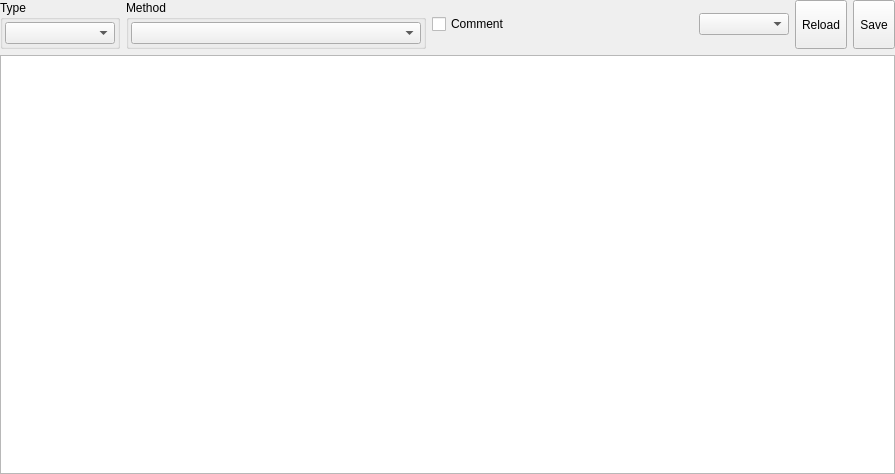
horsicq/XFileInfo, file xfileinfowidget.ui: the form before one commit.
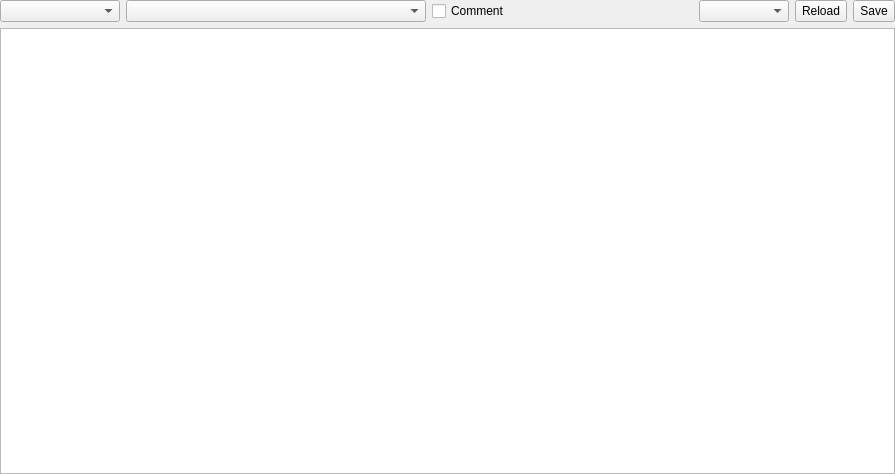
The form after the commit.

What changed in the file:
```diff
--- a/xfileinfowidget.ui
+++ b/xfileinfowidget.ui
@@ -29,63 +29,23 @@
    <item>
     <layout class="QHBoxLayout" name="horizontalLayout">
      <item>
-      <widget class="QGroupBox" name="groupBoxType">
+      <widget class="QComboBox" name="comboBoxType">
        <property name="minimumSize">
         <size>
          <width>120</width>
          <height>0</height>
         </size>
        </property>
-       <property name="title">
-        <string>Type</string>
-       </property>
-       <layout class="QHBoxLayout" name="horizontalLayout_2">
-        <property name="leftMargin">
-         <number>2</number>
-        </property>
-        <property name="topMargin">
-         <number>2</number>
-        </property>
-        <property name="rightMargin">
-         <number>2</number>
-        </property>
-        <property name="bottomMargin">
-         <number>2</number>
-        </property>
-        <item>
-         <widget class="QComboBox" name="comboBoxType"/>
-        </item>
-       </layout>
       </widget>
      </item>
      <item>
-      <widget class="QGroupBox" name="groupBoxMethod">
+      <widget class="QComboBox" name="comboBoxMethod">
        <property name="minimumSize">
         <size>
          <width>300</width>
          <height>0</height>
         </size>
        </property>
-       <property name="title">
-        <string>Method</string>
-       </property>
-       <layout class="QVBoxLayout" name="verticalLayout_3">
-        <property name="leftMargin">
-         <number>2</number>
-        </property>
-        <property name="topMargin">
-         <number>2</number>
-        </property>
-        <property name="rightMargin">
-         <number>2</number>
-        </property>
-        <property name="bottomMargin">
-         <number>2</number>
-        </property>
-        <item>
-         <widget class="QComboBox" name="comboBoxMethod"/>
-        </item>
-       </layout>
       </widget>
      </item>
      <item>
```
Left out of the diff: 2 changed lines with no effect on the pictures.
